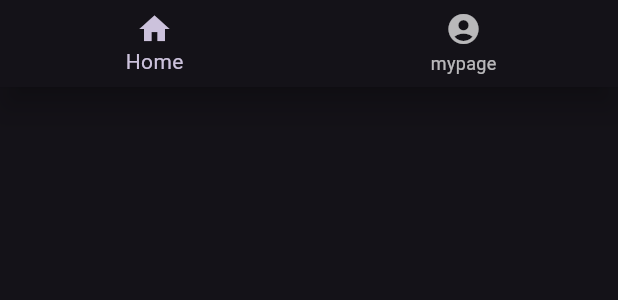
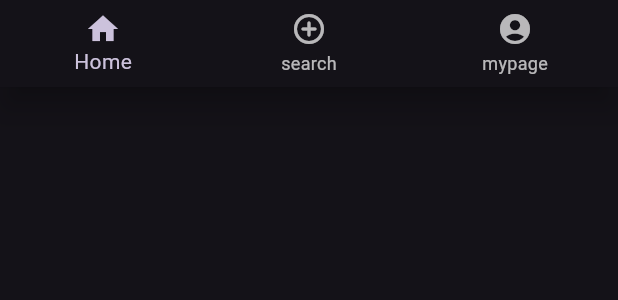
Before and after one commit to Bocabulary/Bocabulary_Flutter, a Flutter app: the MenuBottom widget shown alone on an empty page, opened directly, on a phone screen of 412 x 824 dp. Shown: the top 300 px of the screen. Run offline on Flutter 3.47's test engine with Material 3 defaults, Android fonts, the phone set to English and light mode, and no system bars; our stand-ins replace image_picker, table_calendar; missing offline and left inert: kakao_flutter_sdk_user.

Commit message:
하단바 설정 완료

```diff
--- a/lib/main.dart
+++ b/lib/main.dart
@@ -1,4 +1,5 @@
 import 'package:bookapplication/home/home_screen.dart';
+import 'package:bookapplication/library/search_screen.dart';
 import 'package:bookapplication/login/login_screen.dart';
 import 'package:bookapplication/mypage/mypage_screen.dart';
 import 'package:bookapplication/user/kakaologinapi.dart';
@@ -52,6 +53,7 @@ class MyApp extends StatelessWidget {
         routes: {
           '/': (context) => const LoginScreen(), // 로그인 페이지
           '/main': (context) => const HomeScreen(), // 메인 페이지
+          '/search': (context) => const SearchScreen(), // 메인 페이지
           '/mypage': (context) {
             final userController = Provider.of<UserController>(context);
             final user = userController.user;
--- a/lib/shard/menubottom.dart
+++ b/lib/shard/menubottom.dart
@@ -12,12 +12,16 @@ class MenuBottom extends StatelessWidget {
             Navigator.pushNamed(context, '/main');
             break;
           case 1:
+            Navigator.pushNamed(context, '/search');
+            break;
+          case 2:
             Navigator.pushNamed(context, '/mypage');
             break;
           default:
         }
       }, items: [
         BottomNavigationBarItem(icon: Icon(Icons.home), label: 'Home'),
+        BottomNavigationBarItem(icon: Icon(Icons.add_circle_outline_rounded), label: 'search'),
         BottomNavigationBarItem(icon: Icon(Icons.account_circle), label: 'mypage')
       ],
     );
--- a/lib/user/kakaologinapi.dart
+++ b/lib/user/kakaologinapi.dart
@@ -14,7 +14,7 @@ class KakaoLoginApi {
       } else {
         await api.loginWithKakaoAccount();
       }
-      Navigator.pushReplacementNamed(context, '/mypage');
+      Navigator.pushReplacementNamed(context, '/main');
       return await api.me(); // 사용자 정보를 반환
     } catch (error) {
       print('카카오 로그인 실패: $error');
```
Also changed, not shown: lib/mypage/mypage_screen.dart (+3 -7 lines).
